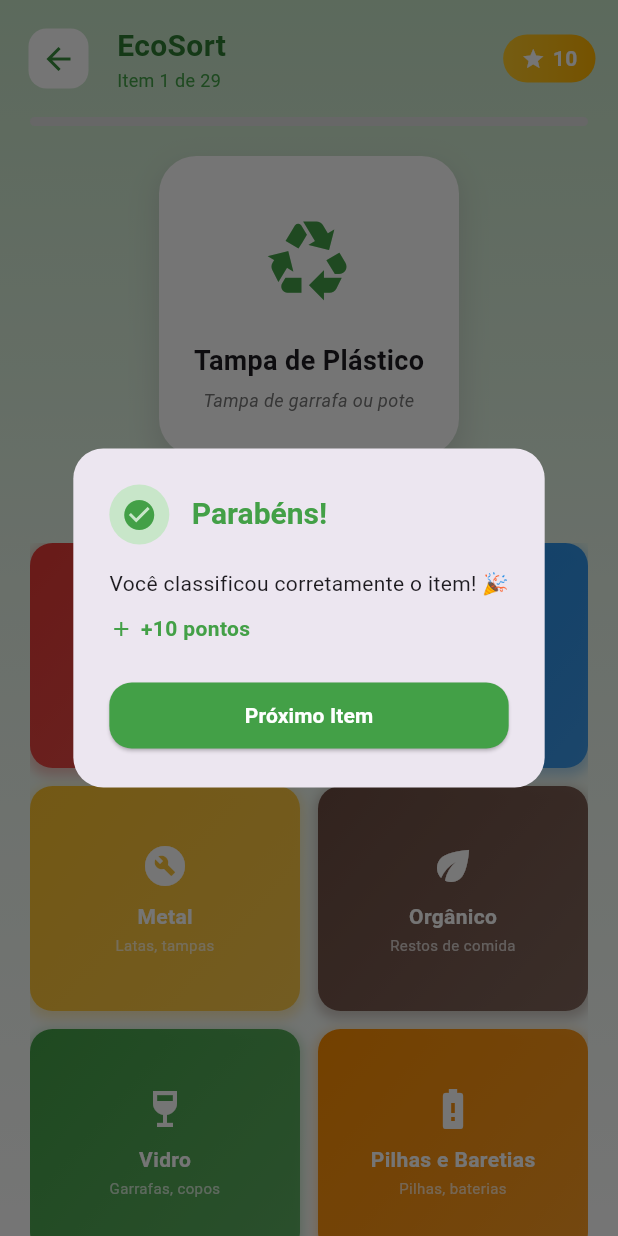
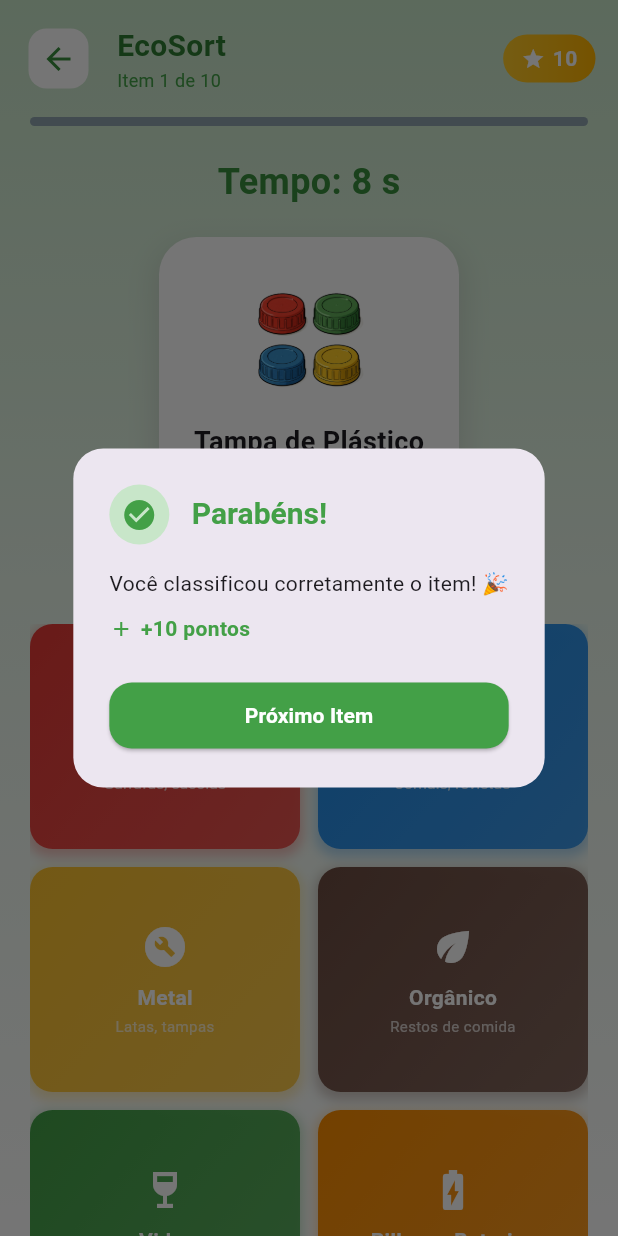
Before and after one commit to ericamila/eco_reciclagem, a Flutter app: the TelaJogo screen opened directly, after a tap on "Plástico", on a phone screen of 412 x 824 dp. Run offline on Flutter 3.47's test engine with Material 3 defaults, Android fonts, the light colour scheme and no system bars.

Commit message:
feat: more itens options and time

```diff
--- a/lib/screens/tela_inicial.dart
+++ b/lib/screens/tela_inicial.dart
@@ -299,6 +299,7 @@ class _TelaInicialState extends State<TelaInicial>
       context: context,
       builder: (BuildContext context) {
         return AlertDialog(
+          backgroundColor: Colors.white,
           shape: RoundedRectangleBorder(
             borderRadius: BorderRadius.circular(20),
           ),
--- a/lib/screens/tela_jogo.dart
+++ b/lib/screens/tela_jogo.dart
@@ -1,3 +1,5 @@
+import 'dart:async';
+
 import 'package:flutter/material.dart';
 import 'package:flutter/services.dart';
 import 'dart:math';
@@ -17,6 +19,9 @@ class _TelaJogoState extends State<TelaJogo> with TickerProviderStateMixin {
   int itemAtual = 0;
   late AnimationController _itemAnimationController;
   late Animation<double> _itemAnimation;
+  late List<Map<String, dynamic>> _itensDoQuiz;
+  late Timer _timer;
+  int _countdown = 10;
 
   @override
   void initState() {
@@ -29,23 +34,48 @@ class _TelaJogoState extends State<TelaJogo> with TickerProviderStateMixin {
       parent: _itemAnimationController,
       curve: Curves.elasticOut,
     );
+
+    _iniciarQuiz();
+  }
+
+  void _iniciarQuiz() {
+    // Seleciona 10 itens aleatórios
+    itens.shuffle(Random());
+    _itensDoQuiz = itens.take(10).toList();
+    itemAtual = 0;
+    pontuacao = 0;
+    _startTimer();
     _itemAnimationController.forward();
+  }
 
-    // Embaralhar itens para variedade
-    itens.shuffle(Random());
+  void _startTimer() {
+    _countdown = 10; // Reseta o tempo para cada item
+    _timer = Timer.periodic(const Duration(seconds: 1), (timer) {
+      setState(() {
+        if (_countdown > 0) {
+          _countdown--;
+        } else {
+          timer.cancel();
+          _verificarResposta('Tempo Esgotado'); // Resposta incorreta por tempo
+        }
+      });
+    });
   }
 
   @override
   void dispose() {
     _itemAnimationController.dispose();
+    _timer.cancel();
     super.dispose();
   }
 
   @override
   Widget build(BuildContext context) {
-    if (itemAtual >= itens.length) {
+    if (itemAtual >= _itensDoQuiz.length) {
+      _timer.cancel(); // Garante que o timer seja cancelado ao final do jogo
       return _telaFinal();
     }
+
 
     return Scaffold(
       body: Container(
@@ -92,7 +122,7 @@ class _TelaJogoState extends State<TelaJogo> with TickerProviderStateMixin {
                             ),
                           ),
                           Text(
-                            'Item ${itemAtual + 1} de ${itens.length}',
+                            'Item ${itemAtual + 1} de ${_itensDoQuiz.length}',
                             style: TextStyle(
                               fontSize: 12,
                               color: Colors.green[600],
@@ -135,14 +165,25 @@ class _TelaJogoState extends State<TelaJogo> with TickerProviderStateMixin {
                 child: ClipRRect(
                   borderRadius: BorderRadius.circular(10),
                   child: LinearProgressIndicator(
-                    value: itemAtual / itens.length,
-                    backgroundColor: Colors.grey[300],
+                    value: itemAtual / _itensDoQuiz.length,
+                    backgroundColor: Colors.blueGrey[300],
                     valueColor: AlwaysStoppedAnimation<Color>(Colors.green[600]!),
                     minHeight: 6,
                   ),
                 ),
               ),
 
+              const SizedBox(height: 20),
+
+              // Temporizador
+              Text(
+                'Tempo: $_countdown s',
+                style: TextStyle(
+                  fontSize: 24,
+                  fontWeight: FontWeight.bold,
+                  color: _countdown <= 5 ? Colors.red : Colors.green[700],
+                ),
+              ),
               const SizedBox(height: 20),
 
               // Item atual
@@ -180,7 +221,7 @@ class _TelaJogoState extends State<TelaJogo> with TickerProviderStateMixin {
                                     width: 80,
                                     height: 80,
                                     child: Image.asset(
-                                      itens[itemAtual]['imagem'],
+                                      _itensDoQuiz[itemAtual]['imagem'],
                                       fit: BoxFit.contain,
                                       errorBuilder: (context, error, stackTrace) {
                                         return Icon(
@@ -193,7 +234,7 @@ class _TelaJogoState extends State<TelaJogo> with TickerProviderStateMixin {
                                   ),
                                   const SizedBox(height: 15),
                                   Text(
-                                    itens[itemAtual]['nome'],
+                                    _itensDoQuiz[itemAtual]['nome'],
                                     style: const TextStyle(
                                       fontSize: 18,
                                       fontWeight: FontWeight.bold,
@@ -201,7 +242,7 @@ class _TelaJogoState extends State<TelaJogo> with TickerProviderStateMixin {
                                   ),
                                   const SizedBox(height: 5),
                                   Text(
-                                    itens[itemAtual]['dica'],
+                                    _itensDoQuiz[itemAtual]['dica'],
                                     textAlign: TextAlign.center,
                                     style: TextStyle(
                                       fontSize: 12,
@@ -307,14 +348,15 @@ class _TelaJogoState extends State<TelaJogo> with TickerProviderStateMixin {
   }
 
   void _verificarResposta(String categoriaEscolhida) {
-    bool acertou = categoriaEscolhida == itens[itemAtual]['categoria'];
+    _timer.cancel(); // Para o timer quando uma resposta é dada
+    bool acertou = categoriaEscolhida == _itensDoQuiz[itemAtual]['categoria'];
 
     if (acertou) {
       setState(() {
         pontuacao += 10;
       });
       HapticFeedback.lightImpact();
-    } else {
+    } else if (categoriaEscolhida != 'Tempo Esgotado') { // Não penaliza duas vezes por tempo esgotado
       HapticFeedback.heavyImpact();
     }
 
@@ -364,6 +406,8 @@ class _TelaJogoState extends State<TelaJogo> with TickerProviderStateMixin {
               Text(
                 acertou
                     ? 'Você classificou corretamente o item! 🎉'
+                    : categoriaEscolhida == 'Tempo Esgotado'
+                    ? 'O tempo esgotou! Tente ser mais rápido na próxima. ⏱️'
                     : 'Não foi dessa vez, mas continue tentando! 💪',
                 style: const TextStyle(fontSize: 14, height: 1.4),
               ),
@@ -380,7 +424,7 @@ class _TelaJogoState extends State<TelaJogo> with TickerProviderStateMixin {
                     crossAxisAlignment: CrossAxisAlignment.start,
                     children: [
                       Text(
-                        'Categoria correta: ${itens[itemAtual]['categoria']}',
+                        'Categoria correta: ${_itensDoQuiz[itemAtual]['categoria']}',
                         style: TextStyle(
                           fontSize: 14,
                           fontWeight: FontWeight.bold,
@@ -426,8 +470,11 @@ class _TelaJogoState extends State<TelaJogo> with TickerProviderStateMixin {
                   Navigator.of(context).pop();
                   setState(() {
                     itemAtual++;
-                    _itemAnimationController.reset();
-                    _itemAnimationController.forward();
+                    if (itemAtual < _itensDoQuiz.length) {
+                      _startTimer(); // Inicia o timer para o próximo item
+                      _itemAnimationController.reset();
+                      _itemAnimationController.forward();
+                    }
                   });
                 },
                 style: ElevatedButton.styleFrom(
@@ -439,7 +486,7 @@ class _TelaJogoState extends State<TelaJogo> with TickerProviderStateMixin {
                   padding: const EdgeInsets.symmetric(vertical: 12),
                 ),
                 child: Text(
-                  itemAtual + 1 >= itens.length ? 'Ver Resultado' : 'Próximo Item',
+                  itemAtual + 1 >= _itensDoQuiz.length ? 'Ver Resultado' : 'Próximo Item',
                   style: const TextStyle(
                     fontSize: 14,
                     fontWeight: FontWeight.bold,
@@ -454,7 +501,7 @@ class _TelaJogoState extends State<TelaJogo> with TickerProviderStateMixin {
   }
 
   Widget _telaFinal() {
-    double porcentagemAcertos = (pontuacao / (itens.length * 10)) * 100;
+    double porcentagemAcertos = (pontuacao / (_itensDoQuiz.length * 10)) * 100;
     String mensagem = '';
     IconData icone = Icons.emoji_events;
     Color corMensagem = Colors.green;
@@ -564,7 +611,7 @@ class _TelaJogoState extends State<TelaJogo> with TickerProviderStateMixin {
                         children: [
                           buildStatCard('Pontuação', '$pontuacao', Icons.star, Colors.amber),
                           buildStatCard('Acertos', '${porcentagemAcertos.toStringAsFixed(0)}%', Icons.check_circle, Colors.green),
-                          buildStatCard('Itens', '${itens.length}', Icons.recycling, Colors.blue),
+                          buildStatCard('Itens', '${_itensDoQuiz.length}', Icons.recycling, Colors.blue),
                         ],
                       ),
                     ],
@@ -615,11 +662,7 @@ class _TelaJogoState extends State<TelaJogo> with TickerProviderStateMixin {
                       child: ElevatedButton(
                         onPressed: () {
                           setState(() {
-                            pontuacao = 0;
-                            itemAtual = 0;
-                            itens.shuffle(Random());
-                            _itemAnimationController.reset();
-                            _itemAnimationController.forward();
+                            _iniciarQuiz(); // Reinicia o quiz
                           });
                         },
                         style: ElevatedButton.styleFrom(
--- a/lib/utils/constants.dart
+++ b/lib/utils/constants.dart
@@ -19,14 +19,14 @@ final List<Map<String, dynamic>> itens = [
   {'nome': 'Pote de Vidro', 'categoria': 'Vidro', 'imagem': 'assets/images/glass_jar.png', 'dica': 'Pote de vidro'},
   {'nome': 'Caixa de Leite', 'categoria': 'Papel', 'imagem': 'assets/images/milk_carton.png', 'dica': 'Embalagem de papel revestido'},
   {'nome': 'Garrafa de Vinho', 'categoria': 'Vidro', 'imagem': 'assets/images/wine_bottle.png', 'dica': 'Garrafa de vidro para bebidas'},
-  {'nome': 'Pilha', 'categoria': 'Pilhas e Baretias', 'imagem': 'assets/images/battery.png', 'dica': 'Fonte de energia metálica'},
+  {'nome': 'Pilha', 'categoria': 'Pilhas e Baterias', 'imagem': 'assets/images/battery.png', 'dica': 'Fonte de energia metálica'},
   {'nome': 'Embalagem de Alimentos', 'categoria': 'Plástico', 'imagem': 'assets/images/food_packaging_plastic.png', 'dica': 'Embalagem plástica de alimentos'},
   {'nome': 'Restos de Pão', 'categoria': 'Orgânico', 'imagem': 'assets/images/bread_crust.png', 'dica': 'Sobras de pão'},
 
   {'nome': 'Restos de Comida Cozida', 'categoria': 'Orgânico', 'imagem': 'assets/images/cooked_food_scraps.png', 'dica': 'Sobras de refeições'},
   {'nome': 'Caixa de Sapatos', 'categoria': 'Papel', 'imagem': 'assets/images/shoe_box.png', 'dica': 'Embalagem de papel para calçados'},
   {'nome': 'Tampa de Plástico', 'categoria': 'Plástico', 'imagem': 'assets/images/plastic_lid.png', 'dica': 'Tampa de garrafa ou pote'},
-  {'nome': 'Bateria de Carro', 'categoria': 'Pilhas e Baretias', 'imagem': 'assets/images/car_battery.png', 'dica': 'Fonte de energia automotiva'},
+  {'nome': 'Bateria de Carro', 'categoria': 'Pilhas e Baterias', 'imagem': 'assets/images/car_battery.png', 'dica': 'Fonte de energia automotiva'},
   {'nome': 'Embalagem Tetra Pak', 'categoria': 'Papel', 'imagem': 'assets/images/tetra_pak.png', 'dica': 'Embalagem de papel revestido'},
   {'nome': 'Lata de Sopa', 'categoria': 'Metal', 'imagem': 'assets/images/soup_can.png', 'dica': 'Embalagem metálica de sopa'},
   {'nome': 'Caixa de Cereais', 'categoria': 'Papel', 'imagem': 'assets/images/cereal_box.png', 'dica': 'Embalagem de papel para cereais'},
@@ -42,6 +42,6 @@ final List<Map<String, dynamic>> categorias = [
   {'nome': 'Metal', 'cor': Colors.yellow[700], 'icone': Icons.build_circle, 'descricao': 'Latas, tampas'},
   {'nome': 'Orgânico', 'cor': Colors.brown[600], 'icone': Icons.eco, 'descricao': 'Restos de comida'},
   {'nome': 'Vidro', 'cor': Colors.green[600], 'icone': Icons.wine_bar, 'descricao': 'Garrafas, copos'},
-  {'nome': 'Pilhas e Baretias', 'cor': Colors.orange[600], 'icone': Icons.battery_alert, 'descricao': 'Pilhas, baterias'},
+  {'nome': 'Pilhas e Baterias', 'cor': Colors.orange[600], 'icone': Icons.battery_charging_full, 'descricao': 'Pilhas, baterias de carro'},
   //{'nome': 'Outros', 'cor': Colors.grey[600], 'icone': Icons.help, 'descricao': 'Itens não recicláveis'},
 ];
--- a/pubspec.yaml
+++ b/pubspec.yaml
@@ -16,7 +16,7 @@ publish_to: 'none' # Remove this line if you wish to publish to pub.dev
 # https://developer.apple.com/library/archive/documentation/General/Reference/InfoPlistKeyReference/Articles/CoreFoundationKeys.html
 # In Windows, build-name is used as the major, minor, and patch parts
 # of the product and file versions while build-number is used as the build suffix.
-version: 1.0.0+1
+version: 1.2.0+3
 
 environment:
   sdk: ^3.8.0
```
Also changed, not shown: assets/images/car_battery.png (added), assets/images/cereal_box.png (added), assets/images/cooked_food_scraps.png (added), assets/images/plastic_lid.png (added), assets/images/shoe_box.png (added), assets/images/soup_can.png (added), assets/images/tetra_pak.png (added), assets/images/vegetable_scraps.png (added), 1 other file.
